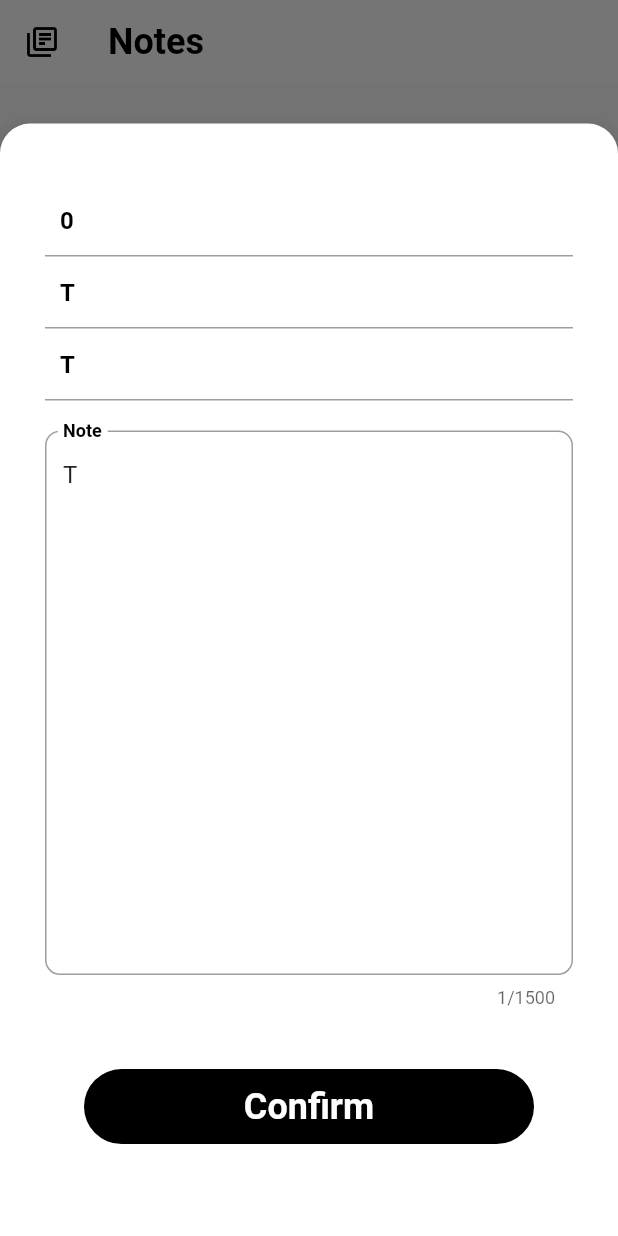
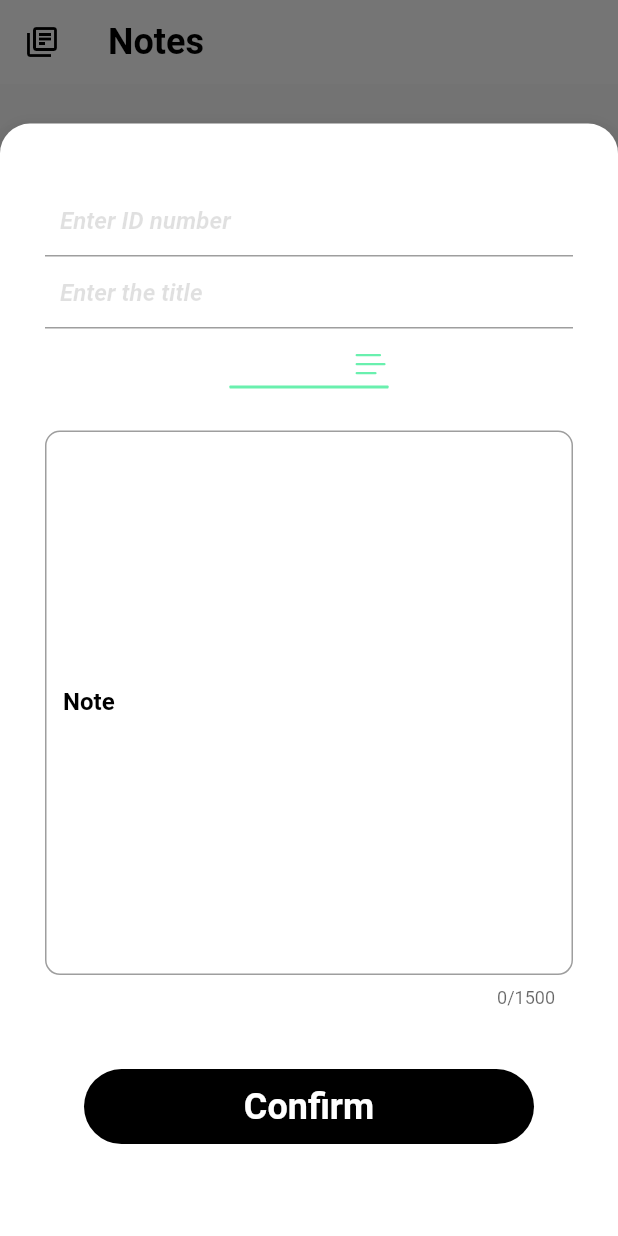
Before and after one commit to kztJames01/bookstore, a Flutter app: the screen it shows after launch, after a tap on the "library books" icon, after a tap on the "add" icon, on a phone screen of 412 x 824 dp. Run offline on Flutter 3.47's test engine with Material 2 defaults, Android fonts, the phone set to English and light mode, and no system bars; drawn by our look-alikes of flutter_advanced_drawer; our stand-ins replace fluentui_system_icons, flutter_datetime_picker, rflutter_alert, sqflite; accounts and stored records are empty.

```diff
--- a/lib/main.dart
+++ b/lib/main.dart
@@ -59,17 +59,23 @@ class _HelloState extends State<Hello> with TickerProviderStateMixin {
     controller2 = TextEditingController();
     controller3 = TextEditingController();
     databasehandler = DatabaseHandler();
-    if (widget.book != null) {
-      controller.text = widget.book.id.toString();
-      controller1.text = widget.book.noteTitle;
-      controller2.text = widget.book.category;
-      controller3.text = widget.book.note;
-    }
   }
 
   @override
   Widget build(BuildContext context) {
     var size = MediaQuery.of(context).size;
+    late String strValue;
+    List<String> categoryList = [
+      "All",
+      "Lectures",
+      "Daily Notes",
+      "Passwords",
+      "Addresses",
+      "Random",
+      "Work",
+      "Rules"
+    ];
+    String initialData = categoryList[0];
     return Scaffold(
         body: AdvancedDrawer(
             childDecoration:
@@ -234,57 +240,49 @@ class _HelloState extends State<Hello> with TickerProviderStateMixin {
                                             controller: controller1,
                                             keyboardType: TextInputType.text,
                                           ),
-                                          TextFormField(
+                                          DropdownButton(
+                                              dropdownColor: Colors.black,
+                                              menuMaxHeight: 40,
+                                              borderRadius: BorderRadius.only(
+                                                  topLeft: Radius.circular(20),
+                                                  bottomRight:
+                                                      Radius.circular(20)),
+                                              style: TextStyle(
+                                                  color: Colors.white,
+                                                  fontSize: 16,
+                                                  fontWeight: FontWeight.bold),
+                                              icon: Icon(
+                                                FluentIcons.list_28_regular,
+                                                color: Colors.greenAccent,
+                                              ),
+                                              underline: Container(
+                                                height: 2,
+                                                width: 10,
+                                                decoration: BoxDecoration(
+                                                    color: Colors.greenAccent,
+                                                    borderRadius:
+                                                        BorderRadius.circular(
+                                                            0.5)),
+                                              ),
+                                              value: initialData,
+                                              items: categoryList.map<
+                                                      DropdownMenuItem<String>>(
+                                                  (String value) {
+                                                return DropdownMenuItem(
                                                     onTap: () {
                                                       setState(() {
-                                                pressed = true;
+                                                        strValue = value;
                                                       });
                                                     },
-                                            validator: ((value) {
-                                              if (value!.isEmpty) {
-                                                return 'Enter Category';
-                                              }
-                                              return null;
+                                                    value: value,
+                                                    child: Text(value));
+                                              }).toList(),
+                                              onChanged: (value) {
+                                                setState(() {
+                                                  initialData =
+                                                      value.toString();
+                                                });
                                               }),
-                                            onFieldSubmitted: ((value) =>
-                                                controller2.text),
-                                            style: TextStyle(
-                                                color: Colors.black,
-                                                fontSize: 16,
-                                                fontWeight: FontWeight.bold),
-                                            decoration: pressed == true
-                                                ? InputDecoration(
-                                                    contentPadding:
-                                                        const EdgeInsets.all(
-                                                            10),
-                                                    labelText: "Category",
-                                                    labelStyle: TextStyle(
-                                                        color: Colors.black,
-                                                        fontSize: 16,
-                                                        fontWeight:
-                                                            FontWeight.bold),
-                                                    hintText:
-                                                        "Enter the category",
-                                                    hintStyle: const TextStyle(
-                                                        color: Colors.black12,
-                                                        fontSize: 16,
-                                                        fontStyle:
-                                                            FontStyle.italic),
-                                                  )
-                                                : const InputDecoration(
-                                                    contentPadding:
-                                                        EdgeInsets.all(10),
-                                                    hintText:
-                                                        "Enter the category",
-                                                    hintStyle: TextStyle(
-                                                        color: Colors.black12,
-                                                        fontSize: 16,
-                                                        fontStyle:
-                                                            FontStyle.italic),
-                                                  ),
-                                            controller: controller2,
-                                            keyboardType: TextInputType.text,
-                                          ),
                                           SizedBox(
                                             height: 20,
                                           ),
@@ -356,13 +354,11 @@ class _HelloState extends State<Hello> with TickerProviderStateMixin {
                                       Book book = Book.withId(
                                           int.parse(controller.text),
                                           controller1.text,
-                                          controller2.text,
+                                          strValue,
                                           controller3.text);
-                                      int success = await databasehandler
-                                          .insertData(book);
-                                      if (success == 1) {
-                                        SnackBar(
+                                      await databasehandler.insertData(book);
 
+                                      final snackbar = SnackBar(
                                         backgroundColor: Colors.black,
                                         duration: Duration(seconds: 3),
                                         margin: EdgeInsets.all(10),
@@ -371,15 +367,17 @@ class _HelloState extends State<Hello> with TickerProviderStateMixin {
                                             borderRadius:
                                                 BorderRadius.circular(5)),
                                         content: Text(
-                                            'Success',
+                                          'Note Added',
                                           style: TextStyle(
                                               color: Colors.white,
                                               fontSize: 20,
                                               fontWeight: FontWeight.bold),
                                         ),
                                       );
-                                      }
+
                                       setState(() {});
+                                      ScaffoldMessenger.of(context)
+                                          .showSnackBar(snackbar);
                                       Navigator.of(context).pop();
                                     },
                                     child: Text(
```
Also changed, not shown: lib/notepage.dart (+60 -48 lines), lib/bloc.dart (added). Lines whose indentation alone changed are shown as unchanged.
